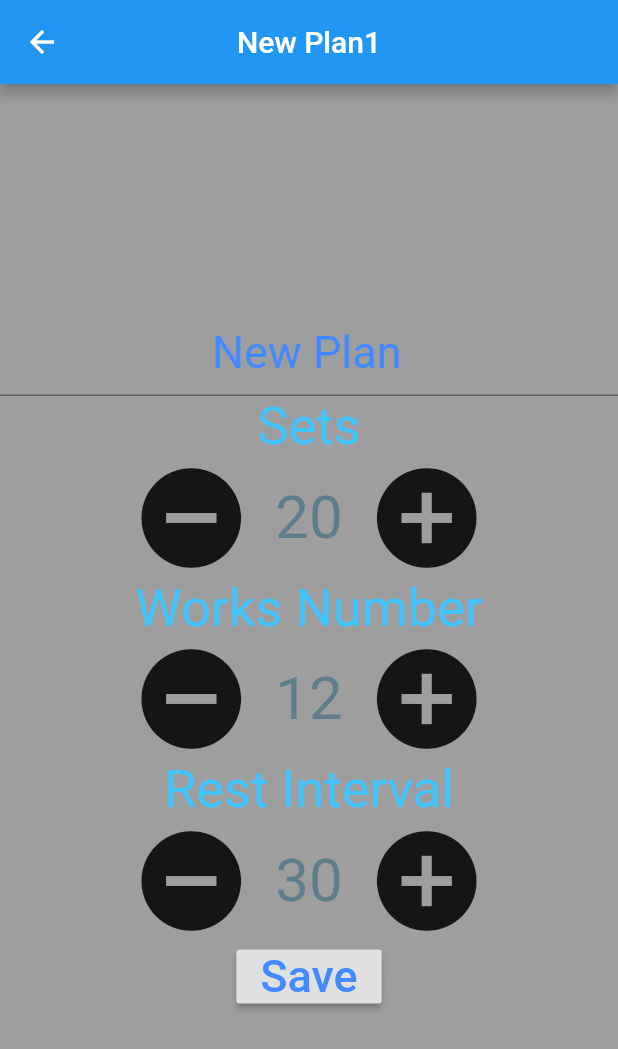
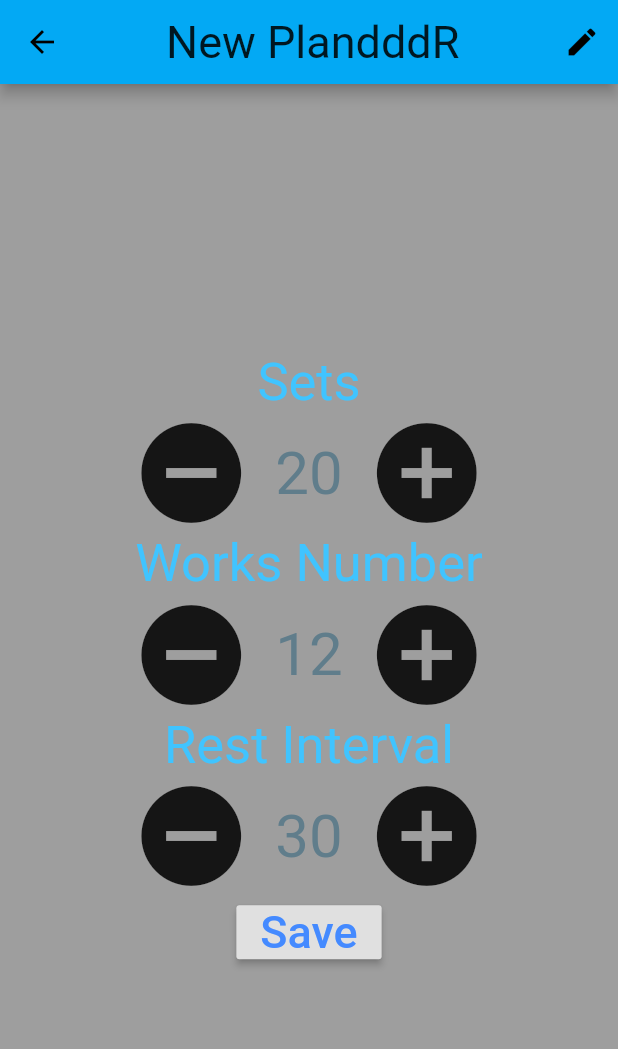
Before and after one commit to jyzgo/Gymo, a Flutter app: the screen it shows after launch, after a tap on the "add" icon, on a phone screen of 412 x 824 dp. Shown: the top 1049 px of the screen. Run offline on Flutter 3.47's test engine with Material 2 defaults, Android fonts, the phone set to English and light mode, and no system bars.

Commit message:
Add a editable Plan title

```diff
--- a/lib/NewPlan.dart
+++ b/lib/UI/NewPlan.dart
@@ -1,7 +1,7 @@
 import 'package:flutter/cupertino.dart';
 import 'package:flutter/material.dart';
-import 'gymoSet.dart';
-import './utils/FileManager.dart';
+import '../gymoSet.dart';
+import '../utils/FileManager.dart';
 
 class NewPlanRoute extends CupertinoPageRoute<NewPlanRoute> {
   NewPlanRoute() : super(builder: (BuildContext context) => new NewPlanPage());
@@ -28,10 +28,18 @@ class NewPlanPage extends StatefulWidget {
 
 class _NewPlanPageState extends State<NewPlanPage> {
   String _planName;
+  FocusNode _titleFocusNode;
 
   int _setsNum;
   int _worksNum;
   int _restInterval;
+
+  @override
+  void initState() {
+    super.initState();
+
+    _titleFocusNode = FocusNode();
+  }
 
   _NewPlanPageState() {
     _loadFromFile();
@@ -41,7 +49,7 @@ class _NewPlanPageState extends State<NewPlanPage> {
     FileManager().readCounter().then((int value) {
       print('value I read is $value');
     });
-    _planName = 'New Plan1';
+    _planName = 'New PlandddR';
     _setsNum = 20;
     _worksNum = 12;
     _restInterval = 30;
@@ -54,18 +62,20 @@ class _NewPlanPageState extends State<NewPlanPage> {
     return Scaffold(
         backgroundColor: Colors.grey,
         appBar: AppBar(
-          title: Text(_planName),
+          title: titleEditable(), // Text(_planName ),
+          actions: <Widget>[
+            IconButton(icon: Icon(Icons.edit),onPressed: (){
+              print("Edit be pressed");
+              FocusScope.of(context).requestFocus(_titleFocusNode);
+            },)
+          ],
           centerTitle: true,
         ),
         body: Center(
           child: Column(
             mainAxisAlignment: MainAxisAlignment.center,
             children: <Widget>[
-              TextField(
-                textAlign: TextAlign.center,
-                controller: _planNameController,
-                style: TextStyle(fontSize: 30, color: Colors.blueAccent),
-              ),
+
               _gymTitleText('Sets'),
               GymoSet(_setsNum, _onSetValueChanged),
               _gymTitleText('Works Number'),
@@ -90,6 +100,66 @@ class _NewPlanPageState extends State<NewPlanPage> {
         ));
   }
 
+  Future<void> _titleShouldntEmpty() async {
+  return showDialog<void>(
+    context: context,
+    barrierDismissible: false, // user must tap button!
+    builder: (BuildContext context) {
+      return AlertDialog(
+        title: Text('Warning'),
+        content: SingleChildScrollView(
+          child: ListBody(
+            children: <Widget>[
+              Text('Plan name shouldn\'t be empty,'),
+              Text('please input a valid name'),
+            ],
+          ),
+        ),
+        actions: <Widget>[
+          FlatButton(
+            child: Text('OK'),
+
+            onPressed: () {
+              Navigator.of(context).pop();
+            },
+          ),
+        ],
+      );
+    },
+  );
+}
+
+  TextField titleEditable()
+  {
+    final controller = TextEditingController();
+
+    var editableTitle = TextField(
+      focusNode: _titleFocusNode,
+      style: TextStyle(fontSize: 30),
+      cursorColor: Colors.black,
+      textAlign: TextAlign.center,
+      controller:  controller,
+      onSubmitted: (String done){
+        if(done.length == 0)
+        {
+          _titleShouldntEmpty();
+        }else{
+          _planName = done;
+          controller.text = _planName;
+        }
+
+      },
+      decoration: InputDecoration(
+
+      border: InputBorder.none,
+      hintText: 'Please enter a plan name'
+    ),
+      );
+     controller.text = _planName;
+
+     return editableTitle;
+  }
+
   Text _gymTitleText(String title) {
     return Text(
       title,
@@ -108,4 +178,11 @@ class _NewPlanPageState extends State<NewPlanPage> {
   void _onRestIntervalChanged(int v) {
     _restInterval = _restInterval + v;
   }
+
+  void dispose()
+  {
+    _titleFocusNode .dispose();
+    super.dispose();
+  }
+
 }
--- a/lib/main.dart
+++ b/lib/main.dart
@@ -1,7 +1,7 @@
 import 'dart:io';
 
 import 'package:flutter/material.dart';
-import './NewPlan.dart';
+import './UI/NewPlan.dart';
 import './utils/FileManager.dart';
 
 void main() => runApp(MyApp());
@@ -11,11 +11,11 @@ class MyApp extends StatelessWidget {
   @override
   Widget build(BuildContext context) {
     return MaterialApp(
-      title: 'Gymo',
+      title: 'GymoNew',
       theme: ThemeData(
-        primarySwatch: Colors.blue,
+        primarySwatch: Colors.lightBlue,
       ),
-      home: MyHomePage(title: 'Gymo'),
+      home: MyHomePage(title: 'GymoHome'),
     );
   }
 }
@@ -42,7 +42,6 @@ class _MyHomePageState extends State<MyHomePage> {
     if (await file.exists()) {
       FileManager().readJson(JSON_FILE).then((mainMap) => {
             setState(() {
-              print('read done');
               if (mainMap[ARRAY_KEY] == null) {
                 mainMap[ARRAY_KEY] = List<Map<String, dynamic>>();
               }
--- a/pubspec.yaml
+++ b/pubspec.yaml
@@ -14,7 +14,7 @@ description: A new Flutter project.
 version: 1.0.0+1
 
 environment:
-  sdk: ">=2.1.0 <3.0.0"
+  sdk: ">=2.2.0 <3.0.0"
 
 dependencies:
   flutter:
```
Also changed, not shown: pubspec.lock, 7 other files.
